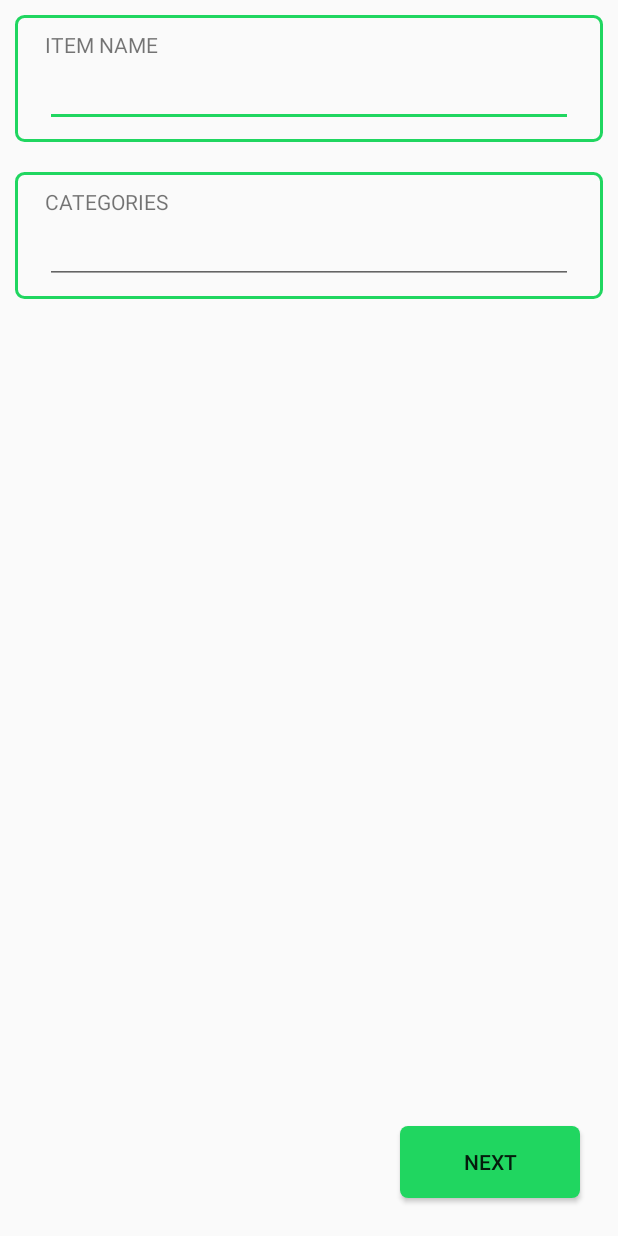
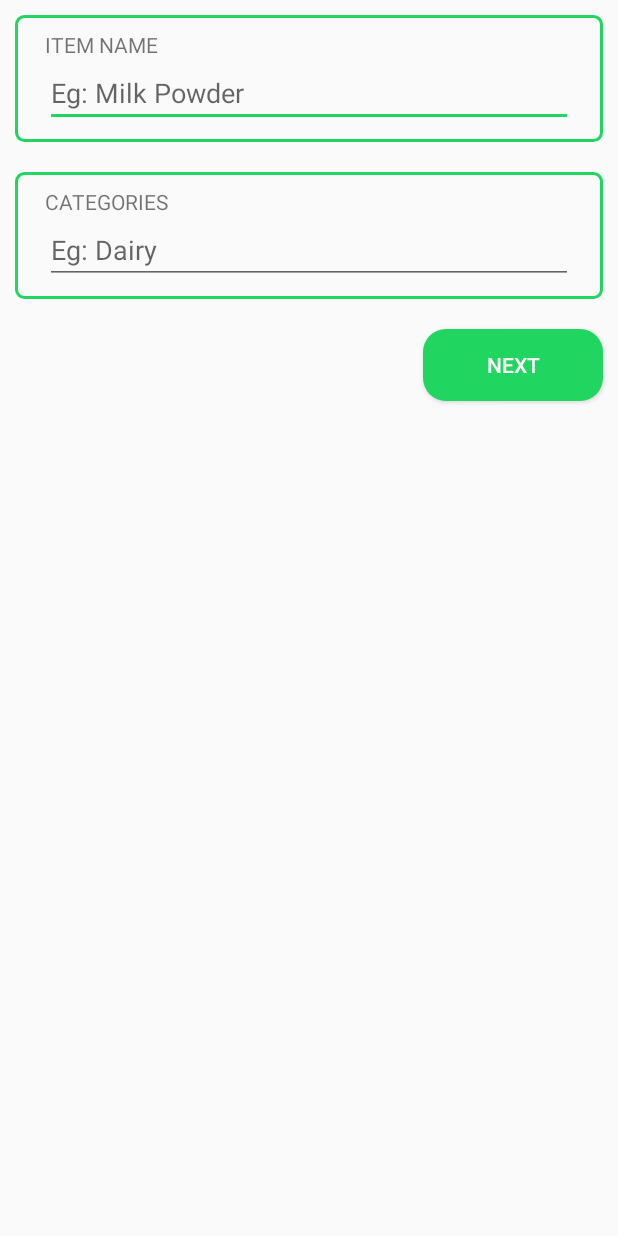
Before and after one commit to idl99/TrackIt-Ez, an Android app: the layout fragment_enter_item_details.xml on its own in the app's theme, with its tools: preview values and no code run, on a phone screen of 412 x 824 dp. Run offline under Robolectric (Android 15) with nearby library versions, the phone set to English and light mode, and no system bars.

Commit message:
- modified fragment_enter_item_details layout

```diff
--- a/app/src/main/res/drawable/green_border_with_fill.xml
+++ b/app/src/main/res/drawable/green_border_with_fill.xml
@@ -1,6 +1,6 @@
 <?xml version="1.0" encoding="UTF-8"?>
 <shape xmlns:android="http://schemas.android.com/apk/res/android" android:shape="rectangle">
     <solid android:color="@color/colorAccent"/>
-    <corners android:radius="5dp"/>
+    <corners android:radius="15dp"/>
     <padding android:left="10dp" android:right="10dp" android:top="10dp" android:bottom="10dp"/>
 </shape>
--- a/app/src/main/res/layout/fragment_enter_item_details.xml
+++ b/app/src/main/res/layout/fragment_enter_item_details.xml
@@ -8,10 +8,14 @@
     android:orientation="vertical"
     tools:context=".ui.ItemLookup">
 
+    <ScrollView
+        android:layout_width="match_parent"
+        android:layout_height="wrap_content">
+
         <LinearLayout
             android:id="@+id/linearLayout"
             android:layout_width="match_parent"
-        android:layout_height="match_parent"
+            android:layout_height="wrap_content"
             android:orientation="vertical">
 
             <LinearLayout
@@ -33,6 +37,7 @@
 
                 <AutoCompleteTextView
                     android:id="@+id/actv_item_name"
+                    android:hint="Eg: Milk Powder"
                     android:layout_width="match_parent"
                     android:layout_height="wrap_content" />
 
@@ -57,10 +62,9 @@
 
                 <MultiAutoCompleteTextView
                     android:id="@+id/multiAutoCompleteTextView"
+                    android:hint="Eg: Dairy"
                     android:layout_width="match_parent"
                     android:layout_height="wrap_content" />
-
-        </LinearLayout>
 
             </LinearLayout>
 
@@ -69,9 +73,15 @@
                 android:background="@drawable/green_border_with_fill"
                 android:layout_width="120dp"
                 android:layout_height="wrap_content"
-        android:layout_margin="25dp"
-        app:layout_anchor="@+id/linearLayout"
-        app:layout_anchorGravity="bottom|right"
-        android:text="NEXT" />
+                android:layout_margin="10dp"
+                android:layout_gravity="bottom|right"
+                android:text="NEXT"
+                android:textColor="#FFFFFF"/>
+
+        </LinearLayout>
+
+
+
+    </ScrollView>
 
 </android.support.design.widget.CoordinatorLayout>
```
Lines whose indentation alone changed are shown as unchanged.
